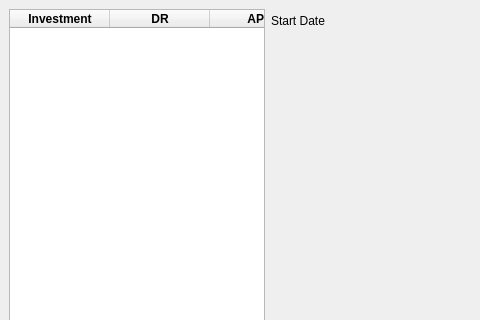
Above: BookKeeping/GUI/InvestmentAnalysis.ui from cowtony/BookKeeping before the change; both pictures show x 0 to 480 and y 0 to 320 of the 687 by 529 pixel window. Below: the same form after it.
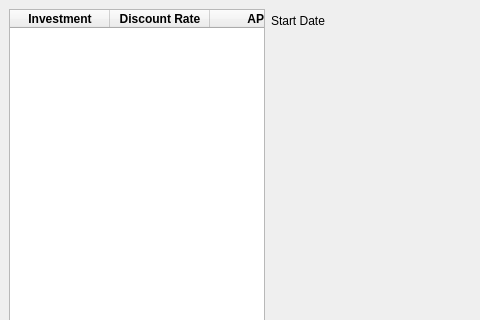
That is the form after the change. Icons and pictures are not drawn. Custom widgets are drawn as their Qt base class.

Patch:
```diff
--- a/BookKeeping/GUI/InvestmentAnalysis.ui
+++ b/BookKeeping/GUI/InvestmentAnalysis.ui
@@ -40,7 +40,7 @@
       </column>
       <column>
        <property name="text">
-        <string>DR</string>
+        <string>Discount Rate</string>
        </property>
        <property name="font">
         <font>
```
